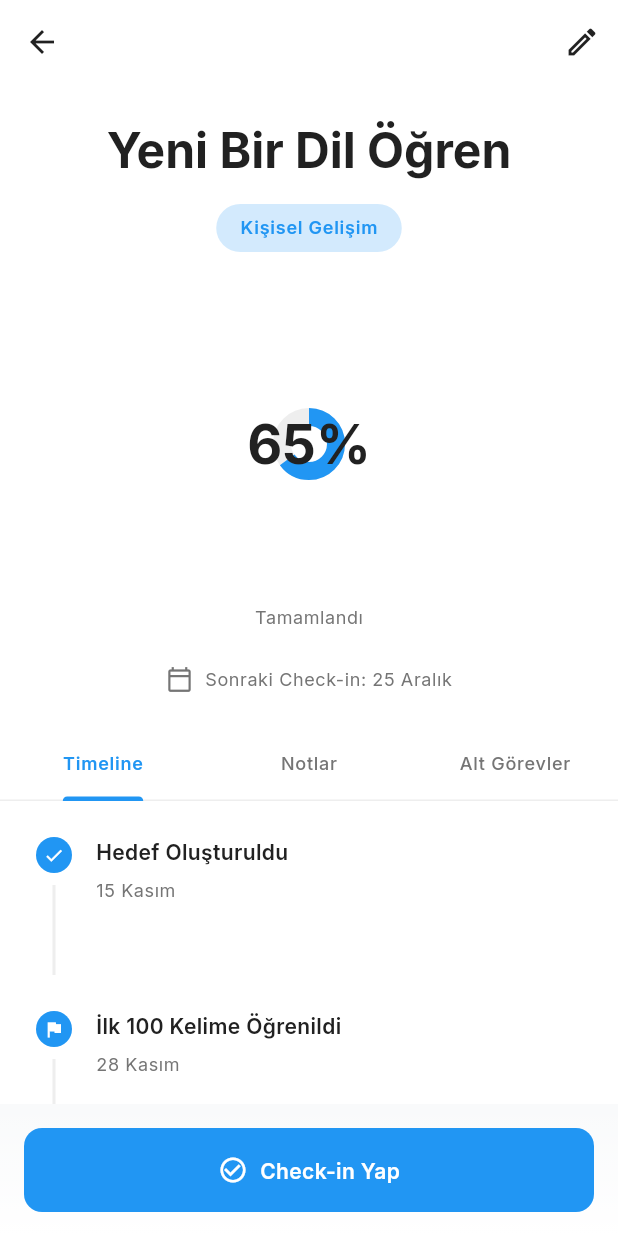
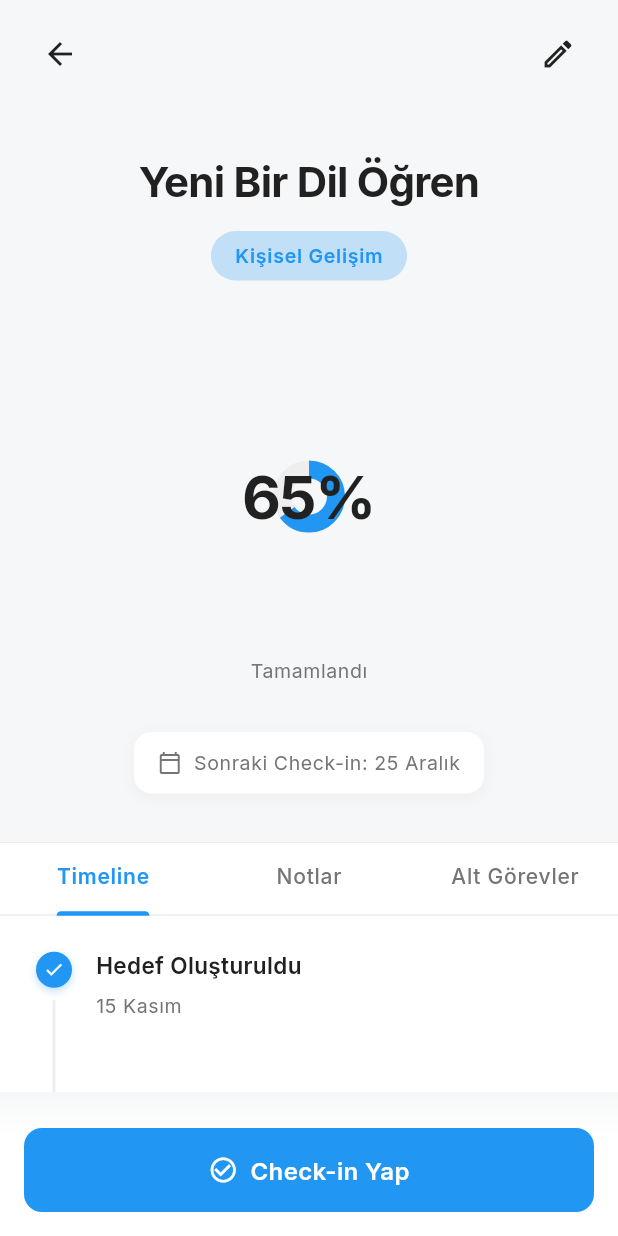
Before and after one commit to mehmetakifkucukkaya/year-flow, a Flutter app: the GoalDetailPage screen opened directly with empty values, on a phone screen of 412 x 824 dp. Run offline on Flutter 3.47's test engine with Material 3 defaults, Android fonts, the phone set to English and light mode, and no system bars; our stand-ins replace flutter_riverpod, go_router, google_fonts.

Commit message:
refactor: Goal Detail sayfasÄ± modern ve profesyonel tasarÄ±ma gÃ¼ncellendi
- Minimal AppBar tasarÄ±mÄ± eklendi
- Header section spacing ve typography iyileÅŸtirildi
- Progress ring daha bÃ¼yÃ¼k ve etkileyici hale getirildi
- Next check-in modern card stili ile gÃ¼ncellendi
- Tab navigation daha temiz divider ile iyileÅŸtirildi
- Timeline modern ve profesyonel gÃ¶rÃ¼nÃ¼me kavuÅŸturuldu
- Bottom button gradient overlay ile premium gÃ¶rÃ¼nÃ¼m eklendi
- Genel spacing ve typography tutarlÄ±lÄ±ÄŸÄ± saÄŸlandÄ±

```diff
--- a/lib/features/goals/presentation/goal_detail_page.dart
+++ b/lib/features/goals/presentation/goal_detail_page.dart
@@ -27,7 +27,7 @@ class _GoalDetailPageState extends ConsumerState<GoalDetailPage>
   late TabController _tabController;
 
   // Premium background color
-  static const Color _premiumBackground = Color(0xFFF9FAFB);
+  static const Color _premiumBackground = Color(0xFFF6F7F8);
 
   @override
   void initState() {
@@ -48,133 +48,29 @@ class _GoalDetailPageState extends ConsumerState<GoalDetailPage>
 
     return Scaffold(
       backgroundColor: _premiumBackground,
-      appBar: AppBar(
-        backgroundColor: Colors.white,
-        elevation: 0,
-        leading: IconButton(
-          icon: const Icon(Icons.arrow_back),
-          onPressed: () => context.pop(),
-        ),
-        actions: [
-          IconButton(
-            icon: const Icon(Icons.edit_outlined),
-            onPressed: () {
-              // TODO: Navigate to edit goal
-            },
-          ),
-        ],
-      ),
-      body: Column(
-        children: [
-          // Header Section
-          Container(
-            color: Colors.white,
-            padding: const EdgeInsets.symmetric(
-              horizontal: AppSpacing.lg,
-              vertical: AppSpacing.lg,
-            ),
-            child: Column(
-              children: [
-                // Goal Title
-                Text(
-                  goal.title,
-                  style: AppTextStyles.headlineLarge.copyWith(
-                    fontWeight: FontWeight.bold,
-                  ),
-                  textAlign: TextAlign.center,
-                ),
-                const SizedBox(height: AppSpacing.md),
-                // Category Chip
-                Container(
-                  padding: const EdgeInsets.symmetric(
-                    horizontal: 16,
-                    vertical: 8,
-                  ),
-                  decoration: BoxDecoration(
-                    color: goal.categoryBackgroundColor.withOpacity(0.2),
-                    borderRadius: AppRadius.borderRadiusFull,
-                  ),
-                  child: Text(
-                    goal.category,
-                    style: AppTextStyles.labelMedium.copyWith(
-                      color: goal.categoryColor,
-                      fontWeight: FontWeight.w600,
-                    ),
-                  ),
-                ),
-                const SizedBox(height: AppSpacing.xl),
-                // Progress Ring
-                Column(
-                  children: [
-                    AppCircularProgress(
-                      progress: goal.progress,
-                      size: 192,
-                      strokeWidth: 12,
-                      progressColor: goal.categoryColor,
-                      backgroundColor: AppColors.gray200,
-                      showPercentage: true,
-                      percentageStyle: AppTextStyles.headlineLarge.copyWith(
-                        fontWeight: FontWeight.bold,
-                        fontSize: 36,
-                      ),
-                    ),
-                    const SizedBox(height: AppSpacing.sm),
-                    Text(
-                      'Tamamlandı',
-                      style: AppTextStyles.bodySmall.copyWith(
-                        color: AppColors.gray600,
-                      ),
-                    ),
-                  ],
-                ),
-                const SizedBox(height: AppSpacing.lg),
-                // Next Check-in Date
-                Row(
-                  mainAxisAlignment: MainAxisAlignment.center,
-                  children: [
-                    const Icon(
-                      Icons.calendar_today_outlined,
-                      size: 18,
-                      color: AppColors.gray600,
-                    ),
-                    const SizedBox(width: AppSpacing.xs),
-                    Text(
-                      'Sonraki Check-in: ${goal.nextCheckIn}',
-                      style: AppTextStyles.bodySmall.copyWith(
-                        color: AppColors.gray600,
-                      ),
-                    ),
-                  ],
-                ),
-              ],
+      body: CustomScrollView(
+        slivers: [
+          // Minimal App Bar
+          SliverSafeArea(
+            bottom: false,
+            sliver: SliverToBoxAdapter(
+              child: _MinimalAppBar(),
             ),
           ),
 
+          // Header Section with Progress
+          SliverToBoxAdapter(
+            child: _HeaderSection(goal: goal),
+          ),
+
           // Tab Navigation
-          Container(
-            color: Colors.white,
-            child: TabBar(
-              controller: _tabController,
-              labelColor: AppColors.primary,
-              unselectedLabelColor: AppColors.gray600,
-              indicatorColor: AppColors.primary,
-              indicatorWeight: 2,
-              labelStyle: AppTextStyles.labelMedium.copyWith(
-                fontWeight: FontWeight.w600,
-              ),
-              unselectedLabelStyle: AppTextStyles.labelMedium.copyWith(
-                fontWeight: FontWeight.w500,
-              ),
-              tabs: const [
-                Tab(text: 'Timeline'),
-                Tab(text: 'Notlar'),
-                Tab(text: 'Alt Görevler'),
-              ],
-            ),
+          SliverToBoxAdapter(
+            child: _ModernTabBar(controller: _tabController),
           ),
 
           // Tab Content
-          Expanded(
+          SliverFillRemaining(
+            hasScrollBody: false,
             child: Container(
               color: Colors.white,
               child: TabBarView(
@@ -187,40 +83,207 @@ class _GoalDetailPageState extends ConsumerState<GoalDetailPage>
               ),
             ),
           ),
+        ],
+      ),
+      // Bottom Action Button - Fixed with gradient
+      bottomNavigationBar: _BottomActionButton(goalId: widget.goalId),
+    );
+  }
+}
 
-          // Bottom Action Button
+/// Minimal App Bar - No background, just icons
+class _MinimalAppBar extends StatelessWidget {
+  @override
+  Widget build(BuildContext context) {
+    return Padding(
+      padding: const EdgeInsets.symmetric(
+        horizontal: AppSpacing.md,
+        vertical: AppSpacing.sm,
+      ),
+      child: Row(
+        mainAxisAlignment: MainAxisAlignment.spaceBetween,
+        children: [
+          IconButton(
+            icon: const Icon(Icons.arrow_back, size: 24),
+            onPressed: () => context.pop(),
+            padding: EdgeInsets.zero,
+            constraints: const BoxConstraints(
+              minWidth: 48,
+              minHeight: 48,
+            ),
+          ),
+          IconButton(
+            icon: const Icon(Icons.edit_outlined, size: 24),
+            onPressed: () {
+              // TODO: Navigate to edit goal
+            },
+            padding: EdgeInsets.zero,
+            constraints: const BoxConstraints(
+              minWidth: 48,
+              minHeight: 48,
+            ),
+          ),
+        ],
+      ),
+    );
+  }
+}
+
+/// Header Section - Goal title, category, progress ring, next check-in
+class _HeaderSection extends StatelessWidget {
+  const _HeaderSection({required this.goal});
+
+  final _GoalDetail goal;
+
+  @override
+  Widget build(BuildContext context) {
+    return Container(
+      color: _GoalDetailPageState._premiumBackground,
+      padding: const EdgeInsets.symmetric(
+        horizontal: AppSpacing.lg,
+        vertical: AppSpacing.xl,
+      ),
+      child: Column(
+        children: [
+          // Goal Title
+          Text(
+            goal.title,
+            style: AppTextStyles.headlineLarge.copyWith(
+              fontWeight: FontWeight.bold,
+              fontSize: 28,
+              letterSpacing: -0.5,
+              height: 1.2,
+            ),
+            textAlign: TextAlign.center,
+          ),
+          const SizedBox(height: AppSpacing.md),
+
+          // Category Chip - Modern pill shape
           Container(
-            padding: const EdgeInsets.all(AppSpacing.md),
+            padding: const EdgeInsets.symmetric(
+              horizontal: 16,
+              vertical: 8,
+            ),
+            decoration: BoxDecoration(
+              color: goal.categoryBackgroundColor.withOpacity(0.25),
+              borderRadius: AppRadius.borderRadiusFull,
+            ),
+            child: Text(
+              goal.category,
+              style: AppTextStyles.labelMedium.copyWith(
+                color: goal.categoryColor,
+                fontWeight: FontWeight.w600,
+                fontSize: 13,
+              ),
+            ),
+          ),
+          const SizedBox(height: AppSpacing.xxl),
+
+          // Progress Ring - Larger and more prominent
+          AppCircularProgress(
+            progress: goal.progress,
+            size: 192,
+            strokeWidth: 12,
+            progressColor: goal.categoryColor,
+            backgroundColor: AppColors.gray200,
+            showPercentage: true,
+            percentageStyle: AppTextStyles.headlineLarge.copyWith(
+              fontWeight: FontWeight.bold,
+              fontSize: 40,
+              letterSpacing: -1,
+            ),
+          ),
+          const SizedBox(height: AppSpacing.sm),
+
+          // "Tamamlandı" label
+          Text(
+            'Tamamlandı',
+            style: AppTextStyles.bodySmall.copyWith(
+              color: AppColors.gray600,
+              fontSize: 13,
+            ),
+          ),
+          const SizedBox(height: AppSpacing.xl),
+
+          // Next Check-in Date - Modern card style
+          Container(
+            padding: const EdgeInsets.symmetric(
+              horizontal: AppSpacing.md,
+              vertical: AppSpacing.sm,
+            ),
             decoration: BoxDecoration(
               color: Colors.white,
-              gradient: LinearGradient(
-                begin: Alignment.topCenter,
-                end: Alignment.bottomCenter,
-                colors: [
-                  Colors.white.withOpacity(0),
-                  Colors.white,
+              borderRadius: AppRadius.borderRadiusMd,
+              boxShadow: [
+                BoxShadow(
+                  color: Colors.black.withOpacity(0.04),
+                  offset: const Offset(0, 2),
+                  blurRadius: 8,
+                  spreadRadius: 0,
+                ),
               ],
             ),
+            child: Row(
+              mainAxisSize: MainAxisSize.min,
+              children: [
+                const Icon(
+                  Icons.calendar_today_outlined,
+                  size: 16,
+                  color: AppColors.gray600,
                 ),
-            child: AppButton(
-              variant: AppButtonVariant.filled,
-              onPressed: () {
-                context.push(AppRoutes.checkInPath(widget.goalId));
-              },
-              child: Row(
-                mainAxisAlignment: MainAxisAlignment.center,
-                children: [
-                  const Icon(Icons.check_circle_outline, size: 20),
                 const SizedBox(width: AppSpacing.xs),
                 Text(
-                    'Check-in Yap',
-                    style: AppTextStyles.bodyMedium.copyWith(
-                      fontWeight: FontWeight.w600,
+                  'Sonraki Check-in: ${goal.nextCheckIn}',
+                  style: AppTextStyles.bodySmall.copyWith(
+                    color: AppColors.gray600,
+                    fontSize: 13,
                   ),
                 ),
               ],
             ),
           ),
+        ],
+      ),
+    );
+  }
+}
+
+/// Modern Tab Bar - Clean design with better spacing
+class _ModernTabBar extends StatelessWidget {
+  const _ModernTabBar({required this.controller});
+
+  final TabController controller;
+
+  @override
+  Widget build(BuildContext context) {
+    return Container(
+      color: Colors.white,
+      child: Column(
+        children: [
+          const Divider(
+            height: 1,
+            thickness: 1,
+            color: AppColors.gray200,
+          ),
+          TabBar(
+            controller: controller,
+            labelColor: AppColors.primary,
+            unselectedLabelColor: AppColors.gray600,
+            indicatorColor: AppColors.primary,
+            indicatorWeight: 2.5,
+            labelStyle: AppTextStyles.labelMedium.copyWith(
+              fontWeight: FontWeight.w600,
+              fontSize: 14,
+            ),
+            unselectedLabelStyle: AppTextStyles.labelMedium.copyWith(
+              fontWeight: FontWeight.w500,
+              fontSize: 14,
+            ),
+            tabs: const [
+              Tab(text: 'Timeline'),
+              Tab(text: 'Notlar'),
+              Tab(text: 'Alt Görevler'),
+            ],
           ),
         ],
       ),
@@ -298,7 +361,7 @@ final _mockGoal = _GoalDetail(
   ],
 );
 
-/// Timeline Tab
+/// Timeline Tab - Modern timeline design
 class _TimelineTab extends StatelessWidget {
   const _TimelineTab({required this.timelineItems});
 
@@ -309,14 +372,15 @@ class _TimelineTab extends StatelessWidget {
     return SingleChildScrollView(
       padding: const EdgeInsets.all(AppSpacing.lg),
       child: Column(
+        crossAxisAlignment: CrossAxisAlignment.start,
         children: [
           for (int i = 0; i < timelineItems.length; i++) ...[
-            _TimelineItemWidget(
+            _ModernTimelineItem(
               item: timelineItems[i],
               isLast: i == timelineItems.length - 1,
             ),
             if (i < timelineItems.length - 1)
-              const SizedBox(height: AppSpacing.lg),
+              const SizedBox(height: AppSpacing.xl),
           ],
         ],
       ),
@@ -324,9 +388,9 @@ class _TimelineTab extends StatelessWidget {
   }
 }
 
-/// Timeline Item Widget
-class _TimelineItemWidget extends StatelessWidget {
-  const _TimelineItemWidget({
+/// Modern Timeline Item Widget - Professional design
+class _ModernTimelineItem extends StatelessWidget {
+  const _ModernTimelineItem({
     required this.item,
     required this.isLast,
   });
@@ -370,8 +434,10 @@ class _TimelineItemWidget extends StatelessWidget {
     return Row(
       crossAxisAlignment: CrossAxisAlignment.start,
       children: [
-        // Timeline indicator
-        Column(
+        // Timeline indicator with connecting line
+        SizedBox(
+          width: 24,
+          child: Column(
             children: [
               Container(
                 width: 24,
@@ -385,6 +451,16 @@ class _TimelineItemWidget extends StatelessWidget {
                           width: 2,
                         )
                       : null,
+                  boxShadow: item.type != _TimelineItemType.checkIn
+                      ? [
+                          BoxShadow(
+                            color: _iconColor.withOpacity(0.3),
+                            offset: const Offset(0, 2),
+                            blurRadius: 4,
+                            spreadRadius: 0,
+                          ),
+                        ]
+                      : null,
                 ),
                 child: Icon(
                   _icon,
@@ -397,11 +473,15 @@ class _TimelineItemWidget extends StatelessWidget {
               if (!isLast)
                 Container(
                   width: 2,
-                height: 60,
+                  height: 80,
+                  margin: const EdgeInsets.only(top: AppSpacing.xs),
+                  decoration: BoxDecoration(
                     color: AppColors.gray200,
-                margin: const EdgeInsets.only(top: AppSpacing.xs),
+                    borderRadius: BorderRadius.circular(1),
+                  ),
                 ),
             ],
+          ),
         ),
         const SizedBox(width: AppSpacing.md),
         // Content
@@ -413,6 +493,8 @@ class _TimelineItemWidget extends StatelessWidget {
                 item.title,
                 style: AppTextStyles.bodyMedium.copyWith(
                   fontWeight: FontWeight.w600,
+                  fontSize: 15,
+                  height: 1.3,
                 ),
               ),
               const SizedBox(height: AppSpacing.xs),
@@ -420,21 +502,27 @@ class _TimelineItemWidget extends StatelessWidget {
                 item.date,
                 style: AppTextStyles.bodySmall.copyWith(
                   color: AppColors.gray600,
+                  fontSize: 13,
                 ),
               ),
               if (item.note != null) ...[
                 const SizedBox(height: AppSpacing.sm),
                 Container(
-                  padding: AppSpacing.paddingSm,
+                  padding: const EdgeInsets.all(AppSpacing.md),
                   decoration: BoxDecoration(
                     color: AppColors.gray50,
                     borderRadius: AppRadius.borderRadiusMd,
-                    border: Border.all(color: AppColors.gray200),
+                    border: Border.all(
+                      color: AppColors.gray200,
+                      width: 1,
+                    ),
                   ),
                   child: Text(
                     item.note!,
                     style: AppTextStyles.bodySmall.copyWith(
                       color: AppColors.gray700,
+                      fontSize: 13,
+                      height: 1.5,
                     ),
                   ),
                 ),
@@ -502,3 +590,57 @@ class _SubtasksTab extends StatelessWidget {
     );
   }
 }
+
+/// Bottom Action Button - Fixed with gradient overlay
+class _BottomActionButton extends StatelessWidget {
+  const _BottomActionButton({required this.goalId});
+
+  final String goalId;
+
+  @override
+  Widget build(BuildContext context) {
+    return Container(
+      padding: const EdgeInsets.only(
+        left: AppSpacing.md,
+        right: AppSpacing.md,
+        top: AppSpacing.lg,
+        bottom: AppSpacing.md,
+      ),
+      decoration: BoxDecoration(
+        color: Colors.white,
+        gradient: LinearGradient(
+          begin: Alignment.topCenter,
+          end: Alignment.bottomCenter,
+          colors: [
+            Colors.white.withOpacity(0),
+            Colors.white,
+          ],
+          stops: const [0.0, 0.3],
+        ),
+      ),
+      child: SafeArea(
+        child: AppButton(
+          variant: AppButtonVariant.filled,
+          onPressed: () {
+            context.push(AppRoutes.checkInPath(goalId));
+          },
+          minHeight: 56,
+          child: Row(
+            mainAxisAlignment: MainAxisAlignment.center,
+            children: [
+              const Icon(Icons.check_circle_outline, size: 20),
+              const SizedBox(width: AppSpacing.xs),
+              Text(
+                'Check-in Yap',
+                style: AppTextStyles.bodyMedium.copyWith(
+                  fontWeight: FontWeight.w600,
+                  fontSize: 16,
+                ),
+              ),
+            ],
+          ),
+        ),
+      ),
+    );
+  }
+}
```
Lines whose indentation alone changed are shown as unchanged.
